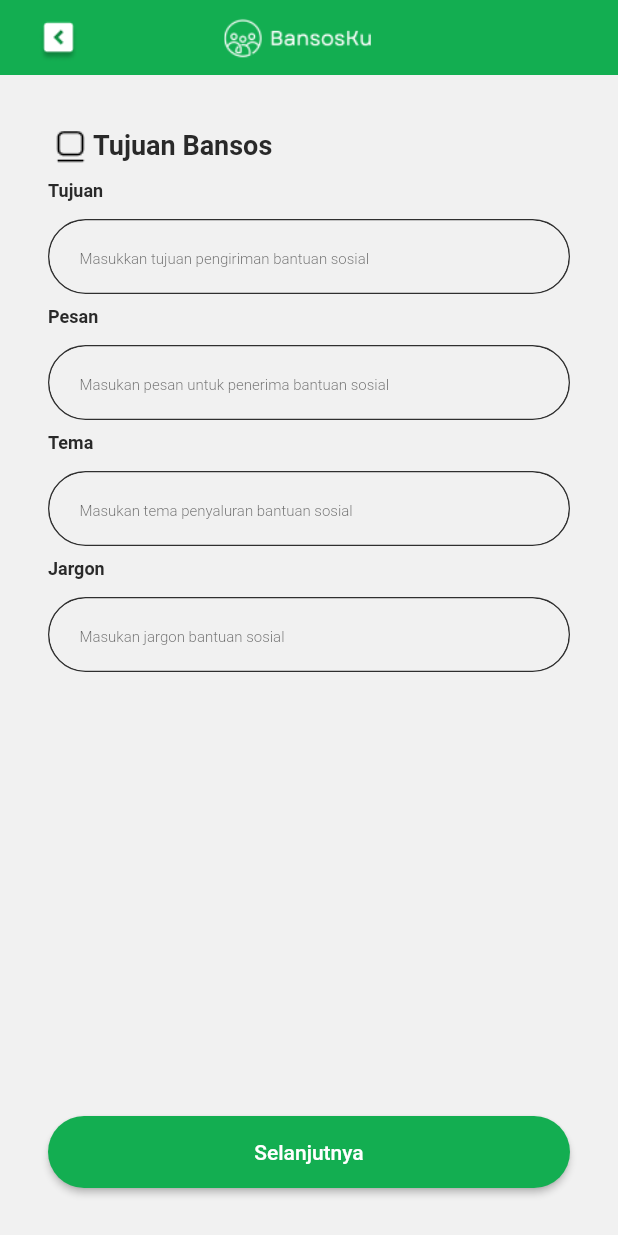
After one commit to DeadpoolSteinS/BansosKu, a Flutter app: the SalurkanScreen screen opened by its route, on a phone screen of 412 x 824 dp. The commit adds this screen. Run offline on Flutter 3.47's test engine with Material 2 defaults, Android fonts, the phone set to English and light mode, and no system bars; our stand-ins replace carousel_slider.

Commit message:
add salurkan page

```diff
--- /dev/null
+++ b/lib/common/custom_textfield2.dart
@@ -0,0 +1,64 @@
+import 'package:bansosku/constants/my_colors.dart';
+import 'package:flutter/material.dart';
+
+class CustomTextfield2 extends StatelessWidget {
+  final String label;
+  final String hint;
+
+  const CustomTextfield2({
+    super.key,
+    required this.label,
+    required this.hint,
+  });
+
+  @override
+  Widget build(BuildContext context) {
+    return Column(
+      crossAxisAlignment: CrossAxisAlignment.start,
+      children: [
+        Text(
+          label,
+          style: const TextStyle(
+            fontSize: 12,
+            fontWeight: FontWeight.w600,
+          ),
+        ),
+        const SizedBox(height: 12),
+        Container(
+          decoration: BoxDecoration(
+            borderRadius: BorderRadius.circular(30),
+            border: Border.all(color: MyColors.secondaryText),
+          ),
+          child: TextFormField(
+            decoration: InputDecoration(
+              contentPadding: const EdgeInsets.symmetric(horizontal: 20),
+              filled: true,
+              fillColor: MyColors.primaryBg,
+              hintText: hint,
+              hintStyle: const TextStyle(
+                color: Color(0xb3292929),
+                fontWeight: FontWeight.w300,
+                fontSize: 10,
+              ),
+              border: OutlineInputBorder(
+                borderSide: BorderSide.none,
+                borderRadius: BorderRadius.circular(30),
+              ),
+              enabledBorder: OutlineInputBorder(
+                borderSide: BorderSide.none,
+                borderRadius: BorderRadius.circular(30),
+              ),
+            ),
+            validator: (val) {
+              if (val == null || val.isEmpty) {
+                return 'Enter your email';
+              }
+              return null;
+            },
+            maxLines: 1,
+          ),
+        ),
+      ],
+    );
+  }
+}
--- a/lib/pages/home/components/feature_card.dart
+++ b/lib/pages/home/components/feature_card.dart
@@ -5,6 +5,7 @@ class FeatureCard extends StatelessWidget {
   final String label;
   final Color bgColor;
   final String? image;
+  final VoidCallback onClick;
 
   const FeatureCard({
     super.key,
@@ -12,13 +13,16 @@ class FeatureCard extends StatelessWidget {
     required this.label,
     this.bgColor = const Color(0xffD9D9D9),
     required this.image,
+    required this.onClick,
   });
 
   @override
   Widget build(BuildContext context) {
     return Column(
       children: [
-        Container(
+        InkWell(
+          onTap: onClick,
+          child: Container(
             width: cardWidth,
             height: cardWidth,
             decoration: BoxDecoration(
@@ -36,6 +40,7 @@ class FeatureCard extends StatelessWidget {
               ),
             ),
           ),
+        ),
         const SizedBox(height: 8),
         Text(
           label,
--- a/lib/pages/home/home_screen.dart
+++ b/lib/pages/home/home_screen.dart
@@ -2,6 +2,7 @@ import 'package:bansosku/constants/my_colors.dart';
 import 'package:bansosku/pages/home/components/feature_card.dart';
 import 'package:bansosku/pages/home/components/news_card.dart';
 import 'package:bansosku/pages/notifikasi/notifikasi_screen.dart';
+import 'package:bansosku/pages/salurkan/salurkan_screen.dart';
 import 'package:carousel_slider/carousel_slider.dart';
 import 'package:flutter/material.dart';
 
@@ -118,6 +119,12 @@ class _HomeScreenState extends State<HomeScreen> {
                                     label: "Informasi\nBansos",
                                     bgColor: const Color(0xff154E5E),
                                     image: "feature1.png",
+                                    onClick: () {
+                                      Navigator.pushNamed(
+                                        context,
+                                        SalurkanScreen.routeName,
+                                      );
+                                    },
                                   ),
                                   const SizedBox(width: 16),
                                   FeatureCard(
@@ -125,6 +132,7 @@ class _HomeScreenState extends State<HomeScreen> {
                                     label: "Riwayat",
                                     bgColor: const Color(0xffF8C64F),
                                     image: "feature2.png",
+                                    onClick: () {},
                                   ),
                                   const SizedBox(width: 16),
                                   FeatureCard(
@@ -132,6 +140,7 @@ class _HomeScreenState extends State<HomeScreen> {
                                     label: "Walil-kan",
                                     bgColor: const Color(0xffFFFFFF),
                                     image: "feature3.png",
+                                    onClick: () {},
                                   ),
                                 ],
                               ),
@@ -142,18 +151,21 @@ class _HomeScreenState extends State<HomeScreen> {
                                     cardWidth: cardWidth,
                                     label: "Fitur\nLainnya",
                                     image: "feature3.png",
+                                    onClick: () {},
                                   ),
                                   const SizedBox(width: 16),
                                   FeatureCard(
                                     cardWidth: cardWidth,
                                     label: "Fitur\nLainnya",
                                     image: "feature1.png",
+                                    onClick: () {},
                                   ),
                                   const SizedBox(width: 16),
                                   FeatureCard(
                                     cardWidth: cardWidth,
                                     label: "Fitur\nLainnya",
                                     image: "feature2.png",
+                                    onClick: () {},
                                   ),
                                 ],
                               ),
--- /dev/null
+++ b/lib/pages/salurkan/salurkan_screen.dart
@@ -0,0 +1,78 @@
+import 'package:bansosku/common/custom_appbar.dart';
+import 'package:bansosku/common/custom_button.dart';
+import 'package:bansosku/common/custom_textfield2.dart';
+import 'package:flutter/material.dart';
+
+class SalurkanScreen extends StatelessWidget {
+  static const String routeName = '/salurkan-bantuanmu';
+  const SalurkanScreen({super.key});
+
+  @override
+  Widget build(BuildContext context) {
+    return Scaffold(
+      body: SafeArea(
+        child: Column(
+          children: [
+            const CustomAppbar(),
+            Expanded(
+              child: Container(
+                padding: const EdgeInsets.all(32),
+                child: Column(
+                  children: [
+                    Expanded(
+                      child: Column(
+                        children: [
+                          Row(
+                            children: [
+                              Container(
+                                width: 30,
+                                height: 30,
+                                decoration: const BoxDecoration(
+                                  image: DecorationImage(
+                                    image: AssetImage("assets/fluent.png"),
+                                  ),
+                                ),
+                              ),
+                              const Text(
+                                "Tujuan Bansos",
+                                style: TextStyle(
+                                  fontSize: 18,
+                                  fontWeight: FontWeight.w600,
+                                ),
+                              )
+                            ],
+                          ),
+                          const SizedBox(height: 8),
+                          const CustomTextfield2(
+                            label: "Tujuan",
+                            hint: "Masukkan tujuan pengiriman bantuan sosial",
+                          ),
+                          const SizedBox(height: 8),
+                          const CustomTextfield2(
+                            label: "Pesan",
+                            hint: "Masukan pesan untuk penerima bantuan sosial",
+                          ),
+                          const SizedBox(height: 8),
+                          const CustomTextfield2(
+                            label: "Tema",
+                            hint: "Masukan tema penyaluran bantuan sosial",
+                          ),
+                          const SizedBox(height: 8),
+                          const CustomTextfield2(
+                            label: "Jargon",
+                            hint: "Masukan jargon bantuan sosial",
+                          ),
+                        ],
+                      ),
+                    ),
+                    const CustomButton(text: "Selanjutnya"),
+                  ],
+                ),
+              ),
+            ),
+          ],
+        ),
+      ),
+    );
+  }
+}
--- a/lib/router.dart
+++ b/lib/router.dart
@@ -2,6 +2,7 @@ import 'package:bansosku/auth/signin/signin_screen.dart';
 import 'package:bansosku/auth/signin/signup_screen.dart';
 import 'package:bansosku/pages/informasi_detail/informasi_detail_screen.dart';
 import 'package:bansosku/pages/notifikasi/notifikasi_screen.dart';
+import 'package:bansosku/pages/salurkan/salurkan_screen.dart';
 import 'package:flutter/material.dart';
 
 Route<dynamic> generateRoute(RouteSettings routeSettings) {
@@ -26,6 +27,11 @@ Route<dynamic> generateRoute(RouteSettings routeSettings) {
         settings: routeSettings,
         builder: (_) => const InformasiDetailScreen(),
       );
+    case SalurkanScreen.routeName:
+      return MaterialPageRoute(
+        settings: routeSettings,
+        builder: (_) => const SalurkanScreen(),
+      );
     default:
       return MaterialPageRoute(
         settings: routeSettings,
```
Also changed, not shown: assets/fluent.png (added). Lines whose indentation alone changed are shown as unchanged.
